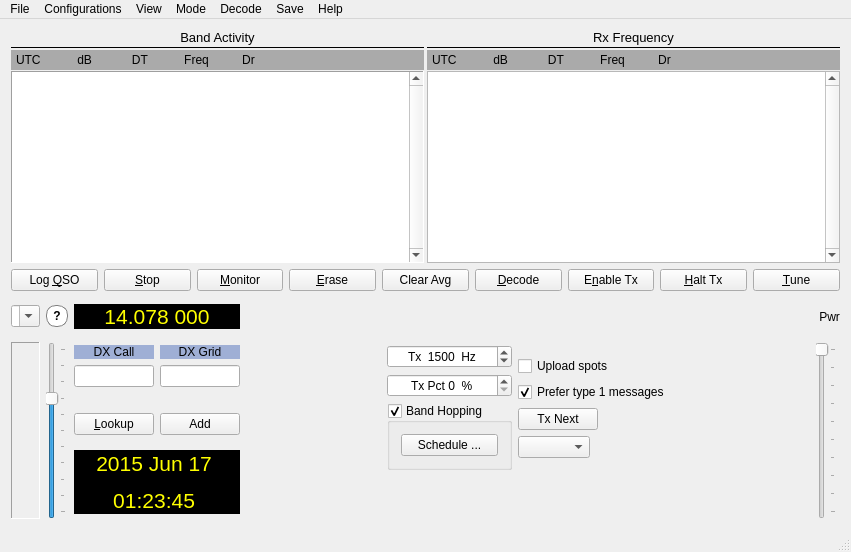
The window that mainwindow.ui (saitohirga/WSJT-X) describes before a commit, drawn with Qt 5.
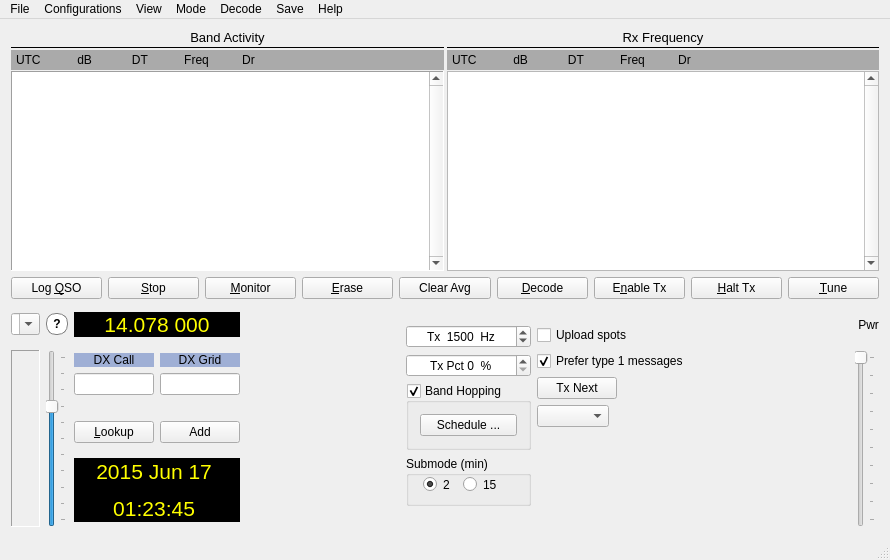
The same window after the commit. The open tabs and pages were chosen to show the change. Custom widgets are drawn as their Qt base class.

Commit message: Test code: starting to implement WSPR-15.  Not for general use!

```diff
--- a/mainwindow.ui
+++ b/mainwindow.ui
@@ -2,6 +2,14 @@
 <ui version="4.0">
  <class>MainWindow</class>
  <widget class="QMainWindow" name="MainWindow">
+  <property name="geometry">
+   <rect>
+    <x>0</x>
+    <y>0</y>
+    <width>890</width>
+    <height>560</height>
+   </rect>
+  </property>
   <property name="windowTitle">
    <string>WSJT-X   by K1JT</string>
   </property>
@@ -1705,6 +1713,48 @@
                         </layout>
                        </widget>
                       </item>
+                      <item>
+                       <widget class="QGroupBox" name="groupBox">
+                        <property name="minimumSize">
+                         <size>
+                          <width>0</width>
+                          <height>50</height>
+                         </size>
+                        </property>
+                        <property name="title">
+                         <string>Submode (min)</string>
+                        </property>
+                        <widget class="QRadioButton" name="rbWSPR2">
+                         <property name="geometry">
+                          <rect>
+                           <x>17</x>
+                           <y>20</y>
+                           <width>31</width>
+                           <height>17</height>
+                          </rect>
+                         </property>
+                         <property name="text">
+                          <string>2</string>
+                         </property>
+                         <property name="checked">
+                          <bool>true</bool>
+                         </property>
+                        </widget>
+                        <widget class="QRadioButton" name="rbWSPR15">
+                         <property name="geometry">
+                          <rect>
+                           <x>57</x>
+                           <y>20</y>
+                           <width>41</width>
+                           <height>17</height>
+                          </rect>
+                         </property>
+                         <property name="text">
+                          <string>15</string>
+                         </property>
+                        </widget>
+                       </widget>
+                      </item>
                      </layout>
                     </item>
                     <item>
@@ -1803,6 +1853,19 @@
                           </item>
                          </layout>
                         </item>
+                        <item>
+                         <spacer name="verticalSpacer_5">
+                          <property name="orientation">
+                           <enum>Qt::Vertical</enum>
+                          </property>
+                          <property name="sizeHint" stdset="0">
+                           <size>
+                            <width>20</width>
+                            <height>40</height>
+                           </size>
+                          </property>
+                         </spacer>
+                        </item>
                        </layout>
                       </item>
                      </layout>
@@ -2276,6 +2339,14 @@
    </layout>
   </widget>
   <widget class="QMenuBar" name="menuBar">
+   <property name="geometry">
+    <rect>
+     <x>0</x>
+     <y>0</y>
+     <width>890</width>
+     <height>21</height>
+    </rect>
+   </property>
    <widget class="QMenu" name="menuFile">
     <property name="title">
      <string>File</string>
```
The commit also changes 1 other file.
